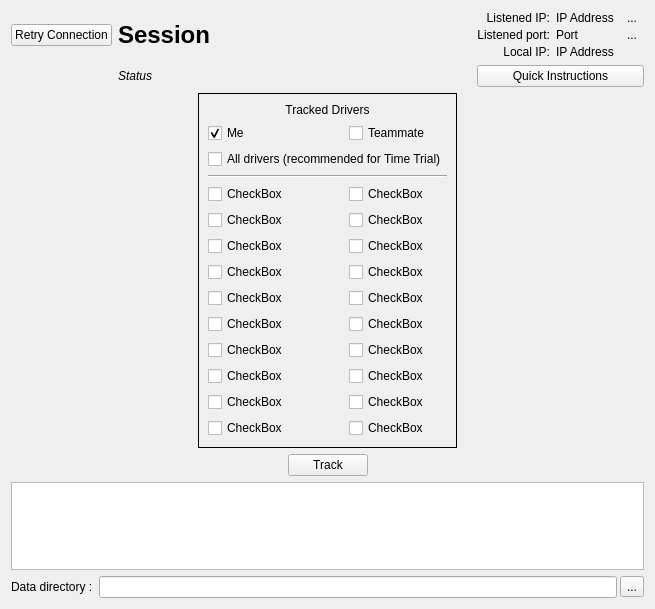
Before: the Qt Designer form src/TrackingWidget.ui in Alex-Rose/PXG_Telemetry_fork, drawn with Qt 5.
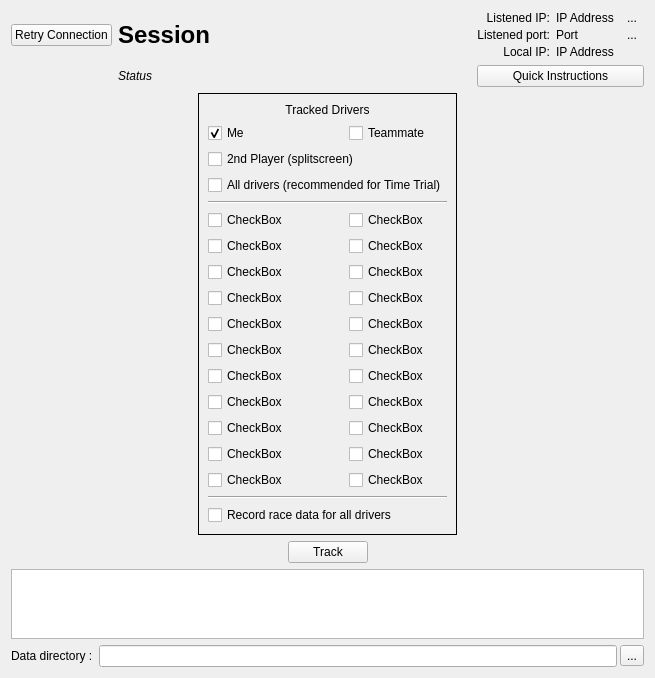
After: the same form once the commit is applied.

What changed in the file:
```diff
--- a/src/TrackingWidget.ui
+++ b/src/TrackingWidget.ui
@@ -7,7 +7,7 @@
     <x>0</x>
     <y>0</y>
     <width>655</width>
-    <height>609</height>
+    <height>668</height>
    </rect>
   </property>
   <property name="windowTitle">
@@ -272,108 +272,10 @@
       <property name="horizontalSpacing">
        <number>42</number>
       </property>
-      <item row="7" column="1">
-       <widget class="QCheckBox" name="driver14">
+      <item row="2" column="0" colspan="2">
+       <widget class="QCheckBox" name="player2">
         <property name="text">
-         <string>CheckBox</string>
-        </property>
-       </widget>
-      </item>
-      <item row="6" column="0">
-       <widget class="QCheckBox" name="driver3">
-        <property name="text">
-         <string>CheckBox</string>
-        </property>
-       </widget>
-      </item>
-      <item row="8" column="1">
-       <widget class="QCheckBox" name="driver15">
-        <property name="text">
-         <string>CheckBox</string>
-        </property>
-       </widget>
-      </item>
-      <item row="1" column="1">
-       <widget class="QCheckBox" name="teammate">
-        <property name="text">
-         <string>Teammate</string>
-        </property>
-       </widget>
-      </item>
-      <item row="13" column="1">
-       <widget class="QCheckBox" name="driver20">
-        <property name="text">
-         <string>CheckBox</string>
-        </property>
-       </widget>
-      </item>
-      <item row="3" column="0" colspan="2">
-       <widget class="Line" name="line">
-        <property name="orientation">
-         <enum>Qt::Horizontal</enum>
-        </property>
-       </widget>
-      </item>
-      <item row="11" column="0">
-       <widget class="QCheckBox" name="driver8">
-        <property name="text">
-         <string>CheckBox</string>
-        </property>
-       </widget>
-      </item>
-      <item row="10" column="1">
-       <widget class="QCheckBox" name="driver17">
-        <property name="text">
-         <string>CheckBox</string>
-        </property>
-       </widget>
-      </item>
-      <item row="9" column="0">
-       <widget class="QCheckBox" name="driver6">
-        <property name="text">
-         <string>CheckBox</string>
-        </property>
-       </widget>
-      </item>
-      <item row="5" column="0">
-       <widget class="QCheckBox" name="driver2">
-        <property name="text">
-         <string>CheckBox</string>
-        </property>
-       </widget>
-      </item>
-      <item row="6" column="1">
-       <widget class="QCheckBox" name="driver13">
-        <property name="text">
-         <string>CheckBox</string>
-        </property>
-       </widget>
-      </item>
-      <item row="9" column="1">
-       <widget class="QCheckBox" name="driver16">
-        <property name="text">
-         <string>CheckBox</string>
-        </property>
-       </widget>
-      </item>
-      <item row="4" column="1">
-       <widget class="QCheckBox" name="driver11">
-        <property name="text">
-         <string>CheckBox</string>
-        </property>
-       </widget>
-      </item>
-      <item row="7" column="0">
-       <widget class="QCheckBox" name="driver4">
-        <property name="text">
-         <string>CheckBox</string>
-        </property>
-       </widget>
-      </item>
-      <item row="12" column="1">
-       <widget class="QCheckBox" name="driver19">
-        <property name="text">
-         <string>CheckBox</string>
+         <string>2nd Player (splitscreen)</string>
         </property>
        </widget>
       </item>
@@ -393,6 +295,62 @@
         </property>
        </widget>
       </item>
+      <item row="17" column="0" colspan="2">
+       <widget class="Line" name="line_2">
+        <property name="orientation">
+         <enum>Qt::Horizontal</enum>
+        </property>
+       </widget>
+      </item>
+      <item row="14" column="0">
+       <widget class="QCheckBox" name="driver10">
+        <property name="text">
+         <string>CheckBox</string>
+        </property>
+       </widget>
+      </item>
+      <item row="13" column="0">
+       <widget class="QCheckBox" name="driver9">
+        <property name="text">
+         <string>CheckBox</string>
+        </property>
+       </widget>
+      </item>
+      <item row="1" column="1">
+       <widget class="QCheckBox" name="teammate">
+        <property name="text">
+         <string>Teammate</string>
+        </property>
+       </widget>
+      </item>
+      <item row="9" column="0">
+       <widget class="QCheckBox" name="driver5">
+        <property name="text">
+         <string>CheckBox</string>
+        </property>
+       </widget>
+      </item>
+      <item row="8" column="0">
+       <widget class="QCheckBox" name="driver4">
+        <property name="text">
+         <string>CheckBox</string>
+        </property>
+       </widget>
+      </item>
+      <item row="6" column="0">
+       <widget class="QCheckBox" name="driver2">
+        <property name="text">
+         <string>CheckBox</string>
+        </property>
+       </widget>
+      </item>
+      <item row="3" column="0" colspan="2">
+       <widget class="QCheckBox" name="allcars">
+        <property name="text">
+         <string>All drivers (recommended for Time Trial)</string>
+        </property>
+       </widget>
+      </item>
       <item row="1" column="0">
        <widget class="QCheckBox" name="player">
         <property name="text">
@@ -403,29 +361,57 @@
         </property>
        </widget>
       </item>
-      <item row="10" column="0">
-       <widget class="QCheckBox" name="driver7">
+      <item row="5" column="0">
+       <widget class="QCheckBox" name="driver1">
         <property name="text">
          <string>CheckBox</string>
         </property>
        </widget>
       </item>
       <item row="12" column="0">
-       <widget class="QCheckBox" name="driver9">
+       <widget class="QCheckBox" name="driver8">
         <property name="text">
          <string>CheckBox</string>
         </property>
        </widget>
       </item>
-      <item row="8" column="0">
-       <widget class="QCheckBox" name="driver5">
+      <item row="11" column="0">
+       <widget class="QCheckBox" name="driver7">
         <property name="text">
          <string>CheckBox</string>
         </property>
        </widget>
       </item>
-      <item row="11" column="1">
-       <widget class="QCheckBox" name="driver18">
+      <item row="4" column="0" colspan="2">
+       <widget class="Line" name="line">
+        <property name="orientation">
+         <enum>Qt::Horizontal</enum>
+        </property>
+       </widget>
+      </item>
+      <item row="18" column="0" colspan="2">
+       <widget class="QCheckBox" name="allRace">
+        <property name="text">
+         <string>Record race data for all drivers</string>
+        </property>
+       </widget>
+      </item>
+      <item row="7" column="0">
+       <widget class="QCheckBox" name="driver3">
+        <property name="text">
+         <string>CheckBox</string>
+        </property>
+       </widget>
+      </item>
+      <item row="10" column="0">
+       <widget class="QCheckBox" name="driver6">
+        <property name="text">
+         <string>CheckBox</string>
+        </property>
+       </widget>
+      </item>
+      <item row="15" column="0">
+       <widget class="QCheckBox" name="driver11">
         <property name="text">
          <string>CheckBox</string>
         </property>
@@ -438,24 +424,73 @@
         </property>
        </widget>
       </item>
-      <item row="13" column="0">
-       <widget class="QCheckBox" name="driver10">
+      <item row="6" column="1">
+       <widget class="QCheckBox" name="driver13">
         <property name="text">
          <string>CheckBox</string>
         </property>
        </widget>
       </item>
-      <item row="4" column="0">
-       <widget class="QCheckBox" name="driver1">
+      <item row="7" column="1">
+       <widget class="QCheckBox" name="driver14">
         <property name="text">
          <string>CheckBox</string>
         </property>
        </widget>
       </item>
-      <item row="2" column="0" colspan="2">
-       <widget class="QCheckBox" name="allcars">
+      <item row="8" column="1">
+       <widget class="QCheckBox" name="driver15">
         <property name="text">
-         <string>All drivers (recommended for Time Trial)</string>
+         <string>CheckBox</string>
+        </property>
+       </widget>
+      </item>
+      <item row="9" column="1">
+       <widget class="QCheckBox" name="driver16">
+        <property name="text">
+         <string>CheckBox</string>
+        </property>
+       </widget>
+      </item>
+      <item row="10" column="1">
+       <widget class="QCheckBox" name="driver17">
+        <property name="text">
+         <string>CheckBox</string>
+        </property>
+       </widget>
+      </item>
+      <item row="11" column="1">
+       <widget class="QCheckBox" name="driver18">
+        <property name="text">
+         <string>CheckBox</string>
+        </property>
+       </widget>
+      </item>
+      <item row="12" column="1">
+       <widget class="QCheckBox" name="driver19">
+        <property name="text">
+         <string>CheckBox</string>
+        </property>
+       </widget>
+      </item>
+      <item row="13" column="1">
+       <widget class="QCheckBox" name="driver20">
+        <property name="text">
+         <string>CheckBox</string>
+        </property>
+       </widget>
+      </item>
+      <item row="14" column="1">
+       <widget class="QCheckBox" name="driver21">
+        <property name="text">
+         <string>CheckBox</string>
+        </property>
+       </widget>
+      </item>
+      <item row="15" column="1">
+       <widget class="QCheckBox" name="driver22">
+        <property name="text">
+         <string>CheckBox</string>
         </property>
        </widget>
       </item>
```
